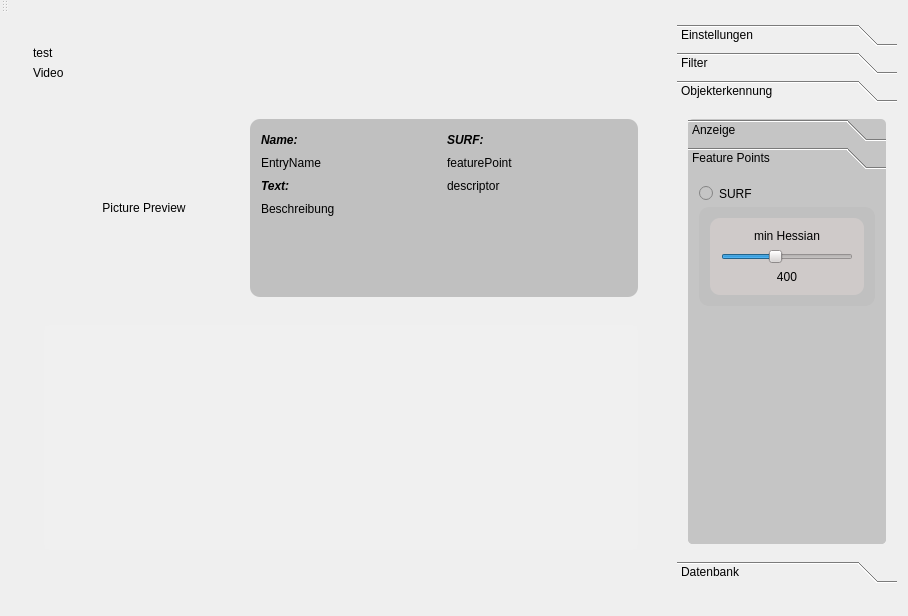
First picture: the form in mainwindow.ui, repository TanteTroll/opencv_test, before the edit.
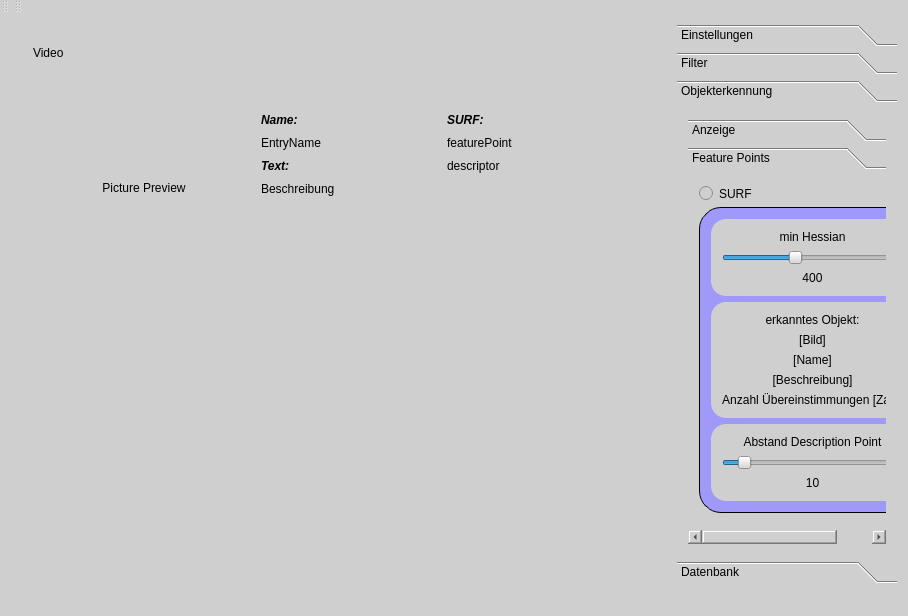
Second picture: the form after the edit. The open tabs and pages were chosen to show the change.

Commit message:
ObjectRec soweit abgeschlossen
TODO

Test
CUDA sup?

Patch:
```diff
--- a/mainwindow.ui
+++ b/mainwindow.ui
@@ -20,7 +20,47 @@
    <string>MainWindow</string>
   </property>
   <property name="styleSheet">
-   <string notr="true">border-radius: 5px;</string>
+   <string notr="true">QWidget{
+    background-color: #CFCFCF;
+    border-radius: 15;
+
+}
+QGroupBox{
+    background-color: #9F99F9;
+    border-radius: 22;
+	border-width: 1px;
+    border-color: #000000;
+    border-style: solid;
+
+}
+
+QPushButton {
+    color: white;
+    background-color: QLinearGradient(
+		    x1: 0, y1: 0, x2: 0, y2: 1, 
+		    stop: 0 #000000, 
+		    stop: 1 #0A00A0);
+    border-width: 1px;
+    border-color: #000000;
+    border-style: solid;
+    border-radius: 7;
+    padding: 3px;
+}
+QPushButton:hover
+{
+    color: #DDDDDD;
+    border-width: 2px;
+}
+QPushButton:pressed
+{
+    background-color: QLinearGradient(
+		    x1: 0, y1: 0, x2: 0, y2: 1, 
+		    stop: 0 #222222, 
+		    stop: 1 #2A22A2);
+}
+
+
+</string>
   </property>
   <property name="toolButtonStyle">
    <enum>Qt::ToolButtonTextOnly</enum>
@@ -32,6 +72,9 @@
    <set>QMainWindow::AllowNestedDocks|QMainWindow::AllowTabbedDocks|QMainWindow::AnimatedDocks|QMainWindow::VerticalTabs</set>
   </property>
   <widget class="QWidget" name="centralWidget">
+   <property name="styleSheet">
+    <string notr="true"/>
+   </property>
    <layout class="QHBoxLayout" name="horizontalLayout" stretch="9,3">
     <item>
      <widget class="QWidget" name="widget" native="true">
@@ -39,19 +82,6 @@
        <item>
         <widget class="QWidget" name="ContentWidget_Video" native="true">
          <layout class="QVBoxLayout" name="verticalLayout_17">
-          <item>
-           <widget class="QLabel" name="label_caption">
-            <property name="maximumSize">
-             <size>
-              <width>16777215</width>
-              <height>16777215</height>
-             </size>
-            </property>
-            <property name="text">
-             <string>test</string>
-            </property>
-           </widget>
-          </item>
           <item>
            <widget class="QLabel" name="label_image">
             <property name="frameShadow">
@@ -120,8 +150,7 @@
                 </size>
                </property>
                <property name="styleSheet">
-                <string notr="true">background-color: #C0C0C0;
-border-radius: 10px;</string>
+                <string notr="true"/>
                </property>
                <layout class="QGridLayout" name="gridLayout_2">
                 <property name="sizeConstraint">
@@ -201,16 +230,17 @@
                     <weight>75</weight>
                     <italic>true</italic>
                     <bold>true</bold>
+                    <kerning>true</kerning>
                    </font>
                   </property>
                   <property name="frameShape">
-                   <enum>QFrame::Box</enum>
+                   <enum>QFrame::NoFrame</enum>
                   </property>
                   <property name="frameShadow">
-                   <enum>QFrame::Raised</enum>
+                   <enum>QFrame::Plain</enum>
                   </property>
                   <property name="midLineWidth">
-                   <number>1</number>
+                   <number>0</number>
                   </property>
                   <property name="text">
                    <string>SURF:</string>
@@ -255,7 +285,7 @@
                 </sizepolicy>
                </property>
                <property name="styleSheet">
-                <string notr="true">background-color: #F0F0F0;</string>
+                <string notr="true"/>
                </property>
                <property name="frameShape">
                 <enum>QFrame::NoFrame</enum>
@@ -841,8 +871,7 @@
         <item>
          <widget class="QToolBox" name="toolBox_2">
           <property name="styleSheet">
-           <string notr="true">background-color: #C5C5C5;
-border-radius: 5px;</string>
+           <string notr="true"/>
           </property>
           <property name="currentIndex">
            <number>1</number>
@@ -908,8 +937,8 @@
             <rect>
              <x>0</x>
              <y>0</y>
-             <width>203</width>
-             <height>367</height>
+             <width>216</width>
+             <height>350</height>
             </rect>
            </property>
            <attribute name="label">
@@ -924,20 +953,18 @@
              </widget>
             </item>
             <item>
-             <widget class="QWidget" name="surf_hide" native="true">
+             <widget class="QGroupBox" name="surf_hide">
               <property name="autoFillBackground">
                <bool>false</bool>
               </property>
               <property name="styleSheet">
-               <string notr="true">background-color: #C0C0C0;
-border-radius: 10px;</string>
+               <string notr="true"/>
               </property>
               <layout class="QVBoxLayout" name="verticalLayout_4">
                <item>
                 <widget class="QWidget" name="widget_3" native="true">
                  <property name="styleSheet">
-                  <string notr="true">background-color: #CFCAC9;
-border-radius: 10px;</string>
+                  <string notr="true"/>
                  </property>
                  <layout class="QVBoxLayout" name="verticalLayout_6">
                   <item>
@@ -979,6 +1006,113 @@
                  </layout>
                 </widget>
                </item>
+               <item>
+                <widget class="QWidget" name="widget_12" native="true">
+                 <property name="styleSheet">
+                  <string notr="true"/>
+                 </property>
+                 <layout class="QVBoxLayout" name="verticalLayout_29">
+                  <item>
+                   <widget class="QLabel" name="label_7">
+                    <property name="text">
+                     <string>erkanntes Objekt:</string>
+                    </property>
+                    <property name="alignment">
+                     <set>Qt::AlignCenter</set>
+                    </property>
+                   </widget>
+                  </item>
+                  <item>
+                   <widget class="QLabel" name="ObjectRec_pic">
+                    <property name="text">
+                     <string>[Bild]</string>
+                    </property>
+                    <property name="alignment">
+                     <set>Qt::AlignCenter</set>
+                    </property>
+                   </widget>
+                  </item>
+                  <item>
+                   <widget class="QLabel" name="ObjectRec_Name">
+                    <property name="text">
+                     <string>[Name]</string>
+                    </property>
+                    <property name="alignment">
+                     <set>Qt::AlignCenter</set>
+                    </property>
+                   </widget>
+                  </item>
+                  <item>
+                   <widget class="QLabel" name="ObjectRec_Disc">
+                    <property name="text">
+                     <string>[Beschreibung]</string>
+                    </property>
+                    <property name="alignment">
+                     <set>Qt::AlignCenter</set>
+                    </property>
+                   </widget>
+                  </item>
+                  <item>
+                   <widget class="QLabel" name="ObjectRec_NumMatch">
+                    <property name="text">
+                     <string>Anzahl Übereinstimmungen [Zahl]</string>
+                    </property>
+                    <property name="alignment">
+                     <set>Qt::AlignCenter</set>
+                    </property>
+                   </widget>
+                  </item>
+                 </layout>
+                </widget>
+               </item>
+               <item>
+                <widget class="QWidget" name="widget_13" native="true">
+                 <property name="styleSheet">
+                  <string notr="true"/>
+                 </property>
+                 <layout class="QVBoxLayout" name="verticalLayout_31">
+                  <item>
+                   <widget class="QLabel" name="label_14">
+                    <property name="text">
+                     <string>Abstand Description Point</string>
+                    </property>
+                    <property name="alignment">
+                     <set>Qt::AlignCenter</set>
+                    </property>
+                   </widget>
+                  </item>
+                  <item>
+                   <widget class="QSlider" name="ObjectRec_minDist">
+                    <property name="minimum">
+                     <number>1</number>
+                    </property>
+                    <property name="maximum">
+                     <number>100</number>
+                    </property>
+                    <property name="value">
+                     <number>10</number>
+                    </property>
+                    <property name="orientation">
+                     <enum>Qt::Horizontal</enum>
+                    </property>
+                   </widget>
+                  </item>
+                  <item>
+                   <widget class="QLabel" name="Edge_Treshold_label_2">
+                    <property name="styleSheet">
+                     <string notr="true"/>
+                    </property>
+                    <property name="text">
+                     <string>10</string>
+                    </property>
+                    <property name="alignment">
+                     <set>Qt::AlignCenter</set>
+                    </property>
+                   </widget>
+                  </item>
+                 </layout>
+                </widget>
+               </item>
               </layout>
              </widget>
             </item>
@@ -1022,7 +1156,7 @@
          </widget>
         </item>
         <item>
-         <widget class="QWidget" name="widget_13" native="true">
+         <widget class="QGroupBox" name="groupBox_13">
           <layout class="QVBoxLayout" name="verticalLayout_25">
            <item>
             <widget class="QWidget" name="widget_14" native="true">
@@ -1164,7 +1298,7 @@
          </widget>
         </item>
         <item>
-         <widget class="QWidget" name="widget_12" native="true">
+         <widget class="QGroupBox" name="groupBox_12">
           <layout class="QVBoxLayout" name="verticalLayout_21">
            <item>
             <widget class="QWidget" name="widget_2" native="true">
@@ -1352,6 +1486,17 @@
     </rect>
    </property>
   </widget>
+  <widget class="QToolBar" name="toolBar">
+   <property name="windowTitle">
+    <string>toolBar</string>
+   </property>
+   <attribute name="toolBarArea">
+    <enum>TopToolBarArea</enum>
+   </attribute>
+   <attribute name="toolBarBreak">
+    <bool>false</bool>
+   </attribute>
+  </widget>
  </widget>
  <layoutdefault spacing="6" margin="11"/>
  <resources/>
```
Left out of the diff: 326 changed lines with no effect on the pictures. The commit also changes 8 other files.
